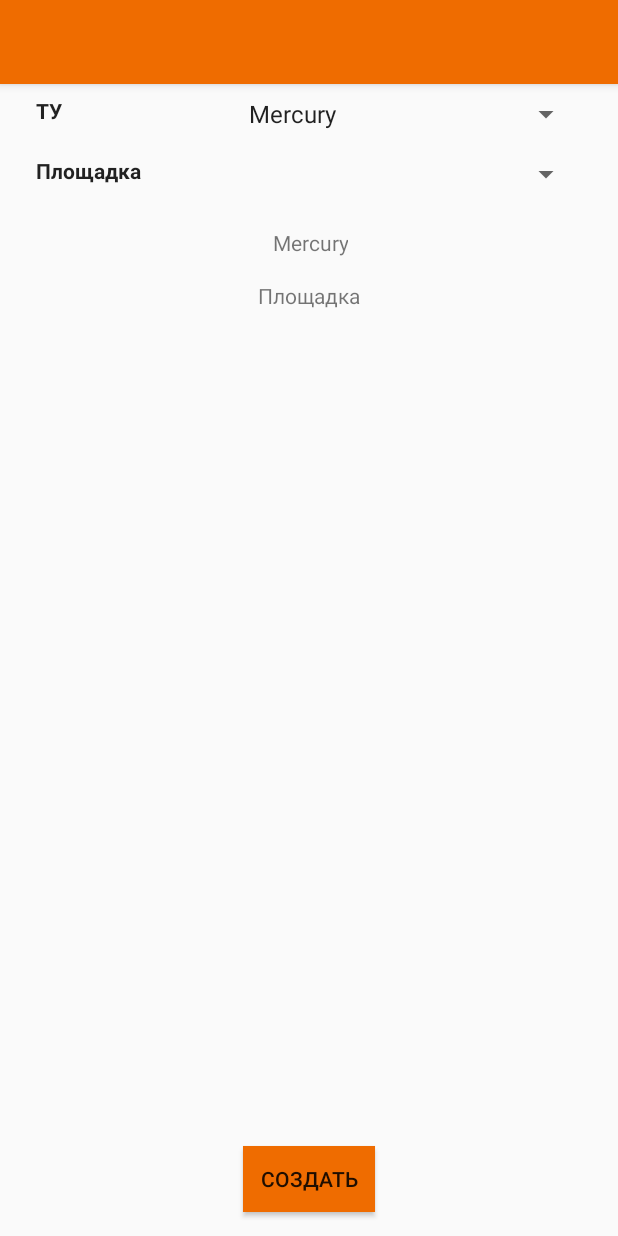
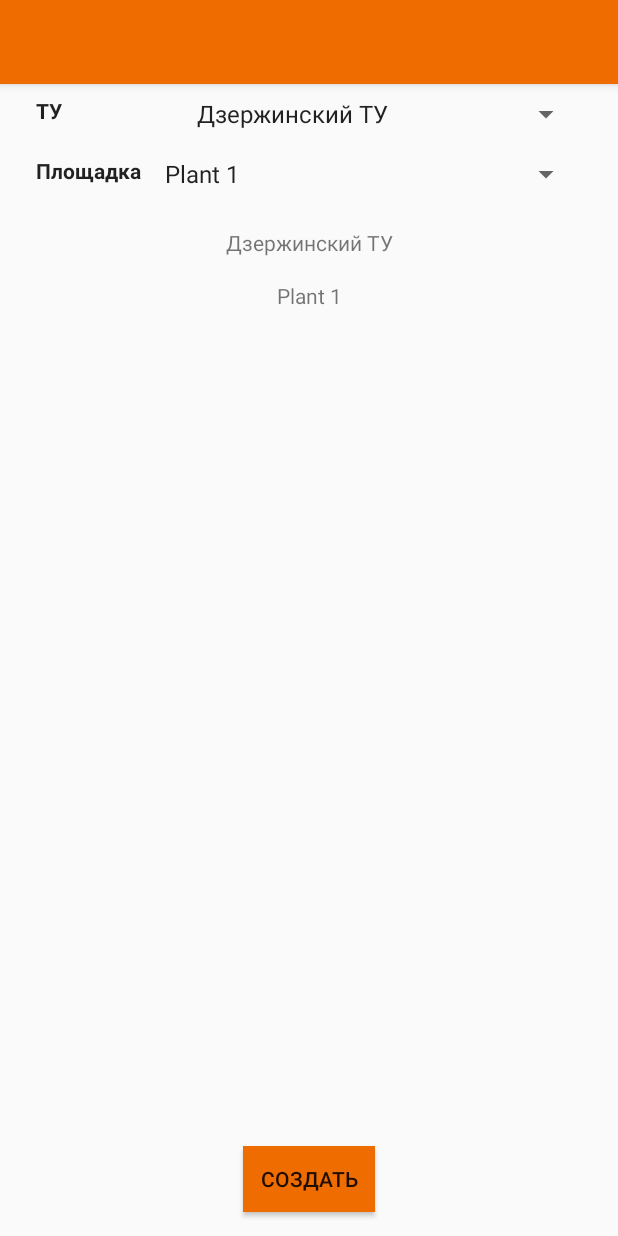
Before and after one commit to ZibeTD/TestApp, an Android app: the ReportConsumerProperties screen opened directly, with no data from a screen before it, on a phone screen of 412 x 824 dp. Run offline under Robolectric (Android 15) with nearby library versions, the phone set to English and light mode, and no system bars.

Commit message:
Plant spinner added

```diff
--- a/app/src/main/java/com/dekhil/testapp/ReportConsumerProperties.java
+++ b/app/src/main/java/com/dekhil/testapp/ReportConsumerProperties.java
@@ -21,7 +21,17 @@ public class ReportConsumerProperties extends AppCompatActivity implements TUFra
         Spinner spinner = (Spinner) findViewById(R.id.tu_spinner);
 // Create an ArrayAdapter using the string array and a default spinner layout
         ArrayAdapter<CharSequence> adapter = ArrayAdapter.createFromResource(this,
-                R.array.planets_array, android.R.layout.simple_spinner_item);
+                R.array.tus_array, android.R.layout.simple_spinner_item);
+// Specify the layout to use when the list of choices appears
+        adapter.setDropDownViewResource(android.R.layout.simple_spinner_dropdown_item);
+// Apply the adapter to the spinner
+        spinner.setAdapter(adapter);
+        spinner.setOnItemSelectedListener(this);
+
+        spinner = (Spinner) findViewById(R.id.plant_spinner);
+// Create an ArrayAdapter using the string array and a default spinner layout
+        adapter = ArrayAdapter.createFromResource(this,
+                R.array.plants_array, android.R.layout.simple_spinner_item);
 // Specify the layout to use when the list of choices appears
         adapter.setDropDownViewResource(android.R.layout.simple_spinner_dropdown_item);
 // Apply the adapter to the spinner
--- a/app/src/main/res/values/strings.xml
+++ b/app/src/main/res/values/strings.xml
@@ -13,22 +13,24 @@
     <!-- TODO: Remove or change this placeholder text -->
     <string name="hello_blank_fragment">Hello blank fragment</string>
 
-    <string-array name="planets_array">
-        <item>Mercury</item>
-        <item>Venus</item>
-        <item>Earth</item>
-        <item>Mars</item>
-        <item>Jupiter</item>
-        <item>Saturn</item>
-        <item>Uranus</item>
-        <item>Neptune</item>
-        <item>Neptune2</item>
-        <item>Neptune3</item>
-        <item>Neptune4</item>
-        <item>Neptune5</item>
-        <item>Neptune6</item>
-        <item>Neptune7</item>
-        <item>Neptune8</item>
+    <string-array name="tus_array">
+        <item>Дзержинский ТУ</item>
+        <item>Кстовский ТУ</item>
+        <item>Нижегородский ТУ</item>
+    </string-array>
+
+    <string-array name="plants_array">
+        <item>Plant 1</item>
+        <item>Plant 2</item>
+        <item>Plant 3</item>
+        <item>Plant 4</item>
+        <item>Plant 5</item>
+        <item>Plant 6</item>
+        <item>Plant 7</item>
+        <item>Plant 8</item>
+        <item>Plant 9</item>
+        <item>Plant 10</item>
+
     </string-array>
 
 </resources>
```
